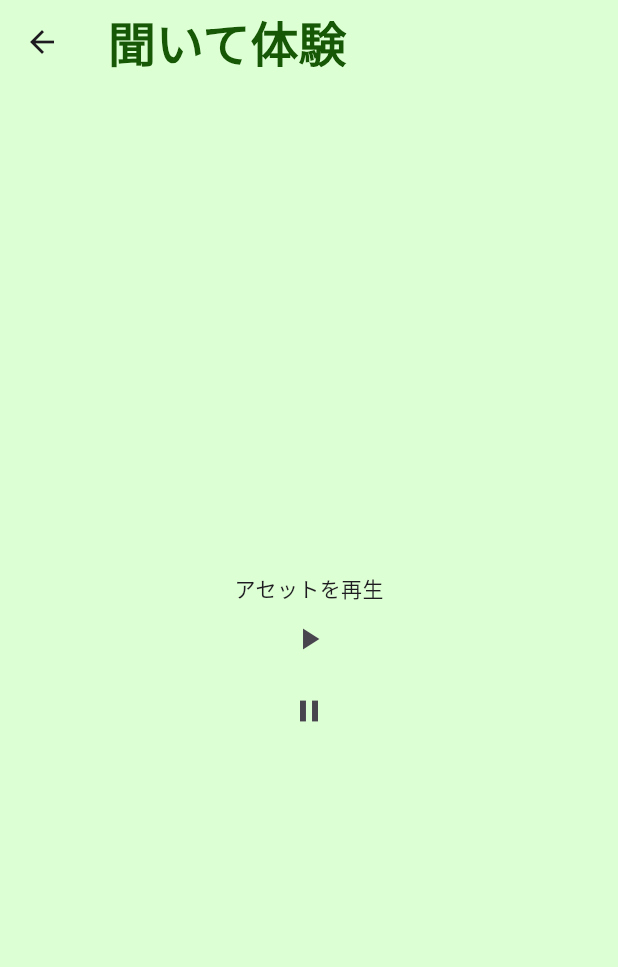
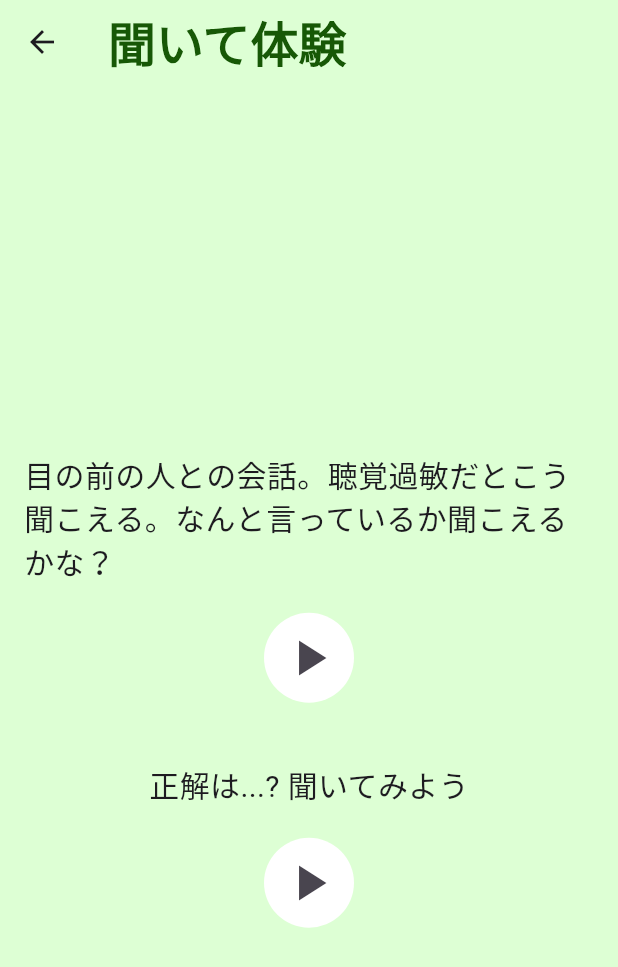
Before and after one commit to hirune05/sound_classify_app_previus, a Flutter app: the HearingPage screen opened by its route, after a tap on the "play arrow" icon, on a phone screen of 412 x 824 dp. Shown: the top 967 px of the screen. Run offline on Flutter 3.47's test engine with Material 3 defaults, Android fonts, the light colour scheme and no system bars; our stand-ins replace firebase_core, freezed_annotation, geolocator, go_router, hooks_riverpod, just_audio; missing offline and left inert: arkit_plugin, audio_session, tflite_audio; accounts and stored records are empty.

Commit message:
befor and after sound available

```diff
--- a/frontend/lib/controllers/hearing_page_controller.dart
+++ b/frontend/lib/controllers/hearing_page_controller.dart
@@ -27,7 +27,7 @@ class HearingController extends StateNotifier<HearingState> {
     _player = AudioPlayer();
     final session = await AudioSession.instance;
     await session.configure(AudioSessionConfiguration.speech());
-    await _loadAudioFile();
+    await _loadAudioFile('assets/sounds/aftersample.m4a');
   }
 
   @override
@@ -36,18 +36,17 @@ class HearingController extends StateNotifier<HearingState> {
     super.dispose();
   }
 
-  Future<void> playSoundFile() async {
+  Future<void> playSoundFile(String filename) async {
     // 再生終了状態の場合、新たなオーディオファイルを定義し再生できる状態にする
     if (_player.processingState == ProcessingState.completed) {
-      await _loadAudioFile();
+      await _loadAudioFile(filename);
     }
     await _player.play();
   }
 
-  Future<void> _loadAudioFile() async {
+  Future<void> _loadAudioFile(String filename) async {
     try {
-      await _player
-          .setAsset('assets/sounds/aftersample.m4a'); // アセット(ローカル)のファイル
+      await _player.setAsset(filename); // アセット(ローカル)のファイル
     } catch (e) {
       print(e);
     }
--- a/frontend/lib/ui/pages/hearing_page/hearing_page.dart
+++ b/frontend/lib/ui/pages/hearing_page/hearing_page.dart
@@ -11,21 +11,62 @@ class HearingPage extends ConsumerWidget {
         title: const Text('聞いて体験'),
       ),
       body: Center(
-        child: Column(
-          mainAxisAlignment: MainAxisAlignment.center,
-          children: <Widget>[
-            const Text('アセットを再生'),
-            IconButton(
-              icon: const Icon(Icons.play_arrow),
-              onPressed: ref.read(hearingProvider.notifier).playSoundFile,
-            ),
-            IconButton(
-              icon: const Icon(Icons.pause),
-              onPressed: ref.read(hearingProvider.notifier).pause,
-            )
-          ],
+        child: Container(
+          padding: const EdgeInsets.all(16),
+          child: Column(
+            mainAxisAlignment: MainAxisAlignment.center,
+            children: <Widget>[
+              buildReplayButton(
+                  ref: ref,
+                  label: const Text('目の前の人との会話。聴覚過敏だとこう聞こえる。なんと言っているか聞こえるかな？',
+                      style: TextStyle(fontSize: 20)),
+                  filename: 'assets/sounds/amplication.mp3'),
+              buildReplayButton(
+                  ref: ref,
+                  label: const Text('正解は...? 聞いてみよう',
+                      style: TextStyle(fontSize: 20)),
+                  filename: 'assets/sounds/sample.mp3'),
+            ],
+          ),
         ),
       ),
     );
   }
+
+  Widget buildReplayButton({
+    required WidgetRef ref,
+    required Text label,
+    required String filename,
+  }) {
+    return Center(
+        child: Column(
+      children: [
+        Container(
+          margin: const EdgeInsets.only(top: 40, bottom: 20),
+          child: label,
+        ),
+        Stack(
+          alignment: Alignment.center,
+          children: [
+            Container(
+              width: 60,
+              height: 60,
+              decoration: const BoxDecoration(
+                shape: BoxShape.circle,
+                color: Colors.white,
+              ),
+            ),
+            IconButton(
+              icon: const Icon(
+                Icons.play_arrow,
+                size: 40,
+              ),
+              onPressed: () =>
+                  ref.read(hearingProvider.notifier).playSoundFile(filename),
+            ),
+          ],
+        ),
+      ],
+    ));
+  }
 }
--- a/frontend/pubspec.yaml
+++ b/frontend/pubspec.yaml
@@ -48,6 +48,7 @@ dependencies:
   path_provider: ^2.0.11
   just_audio: ^0.9.36
   flutter_sound: ^9.2.13
+  permission_handler: ^11.0.1
 
 dev_dependencies:
   flutter_test:
```
Also changed, not shown: frontend/pubspec.lock, 7 other files.
